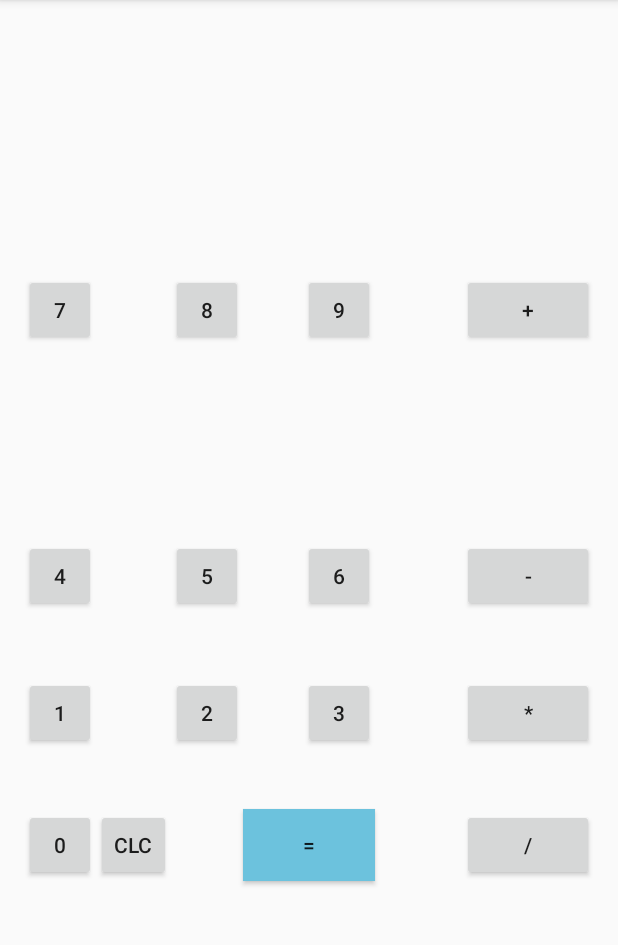
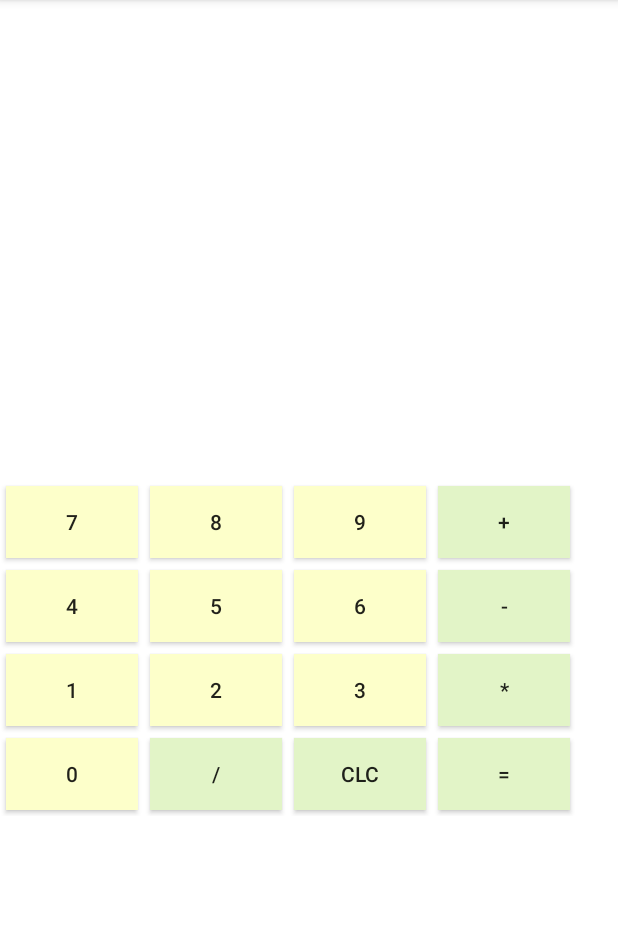
Before and after one commit to matthewddiaz/Android, an Android app: the screen it shows after launch (MainActivity), on a phone screen of 412 x 824 dp, the part 84-1029 px from its top. Run offline under Robolectric (Android 15) with nearby library versions, the phone set to English and light mode, and no system bars.

Commit message:
Add GridLayout for better symmetry and uniformity of the buttons.

```diff
--- a/Calculator1/app/src/main/java/com/matthewddiaz/calculator1/MainActivity.java
+++ b/Calculator1/app/src/main/java/com/matthewddiaz/calculator1/MainActivity.java
@@ -192,6 +192,7 @@ public class MainActivity extends ActionBarActivity {
           return;
         }
         mScreen.append(String.valueOf(equals_sign + " " +  answer));
+        left_operand = answer;
     }
 
     public void make_a_toast(CharSequence text){
--- a/Calculator1/app/src/main/res/layout/activity_main.xml
+++ b/Calculator1/app/src/main/res/layout/activity_main.xml
@@ -1,126 +1,56 @@
-<RelativeLayout xmlns:android="http://schemas.android.com/apk/res/android"
-    xmlns:tools="http://schemas.android.com/tools" android:layout_width="match_parent"
-    android:layout_height="match_parent" android:paddingLeft="@dimen/activity_horizontal_margin"
-    android:paddingRight="@dimen/activity_horizontal_margin"
-    android:paddingTop="@dimen/activity_vertical_margin"
-    android:paddingBottom="@dimen/activity_vertical_margin" tools:context=".MainActivity"
-    >
+<LinearLayout xmlns:android="http://schemas.android.com/apk/res/android"
+    xmlns:tools="http://schemas.android.com/tools"
+    android:layout_width="match_parent"
+    android:layout_height="match_parent"
+    android:orientation="vertical"
+    tools:context=".LinearLayout"
+    android:weightSum="1"
+    android:background="#FFFFFF"
+    android:gravity="center|fill_horizontal">
 
     <TextView
         android:id="@+id/screenView"
-        android:layout_width="fill_parent"
+        android:layout_width="match_parent"
         android:layout_height="wrap_content"
         android:textAppearance="?android:attr/textAppearanceLarge"
         android:text="@string/cal_screen"
-        android:layout_marginTop="71dp"
-        android:layout_alignParentTop="true"
-        android:layout_centerHorizontal="true" />
+        android:layout_gravity="center_horizontal"
+        android:layout_weight="0.13" />
+
+    <GridLayout
+        android:layout_width="fill_parent"
+        android:layout_height="wrap_content"
+        android:rowCount="4"
+        android:columnCount="4"
+        android:useDefaultMargins="true"
+        android:layout_gravity="bottom"
+        >
 
         <Button
             android:id="@+id/button_7"
-        style="?android:attr/buttonStyleSmall"
             android:layout_width="wrap_content"
             android:layout_height="wrap_content"
             android:text="@string/b7"
-        android:layout_marginTop="66dp"
-        android:layout_below="@+id/screenView"
-        android:layout_alignParentStart="true"
+            android:background="#FDFFCA"
             android:onClick="b7_action"
             />
 
         <Button
             android:id="@+id/button_8"
-        style="?android:attr/buttonStyleSmall"
             android:layout_width="wrap_content"
             android:layout_height="wrap_content"
             android:text="@string/b8"
+            android:background="#FDFFCA"
             android:onClick="b8_action"
-        android:layout_alignTop="@+id/button_7"
-        android:layout_alignStart="@+id/button_5" />
+            />
 
         <Button
             android:id="@+id/button_9"
-        style="?android:attr/buttonStyleSmall"
             android:layout_width="wrap_content"
             android:layout_height="wrap_content"
             android:text="@string/b9"
+            android:background="#FDFFCA"
             android:onClick="b9_action"
-        android:layout_alignTop="@+id/button_8"
-        android:layout_alignStart="@+id/button_3" />
-
-    <Button
-        android:id="@+id/button_4"
-        style="?android:attr/buttonStyleSmall"
-        android:layout_width="wrap_content"
-        android:layout_height="wrap_content"
-        android:text="@string/b4"
-        android:layout_centerVertical="true"
-        android:layout_alignParentStart="true"
-        android:onClick="b4_action"
-        />
-
-    <Button
-        android:id="@+id/button_5"
-        style="?android:attr/buttonStyleSmall"
-        android:layout_width="wrap_content"
-        android:layout_height="wrap_content"
-        android:text="@string/b5"
-        android:onClick="b5_action"
-        android:layout_alignTop="@+id/button_4"
-        android:layout_alignStart="@+id/button_2" />
-
-    <Button
-        android:id="@+id/button_6"
-        style="?android:attr/buttonStyleSmall"
-        android:layout_width="wrap_content"
-        android:layout_height="wrap_content"
-        android:text="@string/b6"
-        android:onClick="b6_action"
-        android:layout_alignTop="@+id/button_5"
-        android:layout_alignStart="@+id/button_9" />
-
-    <Button
-        android:id="@+id/button_1"
-        style="?android:attr/buttonStyleSmall"
-        android:layout_width="wrap_content"
-        android:layout_height="wrap_content"
-        android:text="@string/b1"
-        android:layout_marginTop="43dp"
-        android:layout_below="@+id/button_4"
-        android:layout_alignParentStart="true"
-        android:onClick="b1_action"
-        />
-
-    <Button
-        android:id="@+id/button_2"
-        style="?android:attr/buttonStyleSmall"
-        android:layout_width="wrap_content"
-        android:layout_height="wrap_content"
-        android:text="@string/b2"
-        android:onClick="b2_action"
-        android:layout_alignTop="@+id/button_1"
-        android:layout_toEndOf="@+id/button_clear" />
-
-    <Button
-        android:id="@+id/button_3"
-        style="?android:attr/buttonStyleSmall"
-        android:layout_width="wrap_content"
-        android:layout_height="wrap_content"
-        android:text="@string/b3"
-        android:onClick="b3_action"
-        android:layout_alignTop="@+id/button_2"
-        android:layout_alignEnd="@+id/button_equals" />
-
-    <Button
-        android:id="@+id/button_0"
-        style="?android:attr/buttonStyleSmall"
-        android:layout_width="wrap_content"
-        android:layout_height="wrap_content"
-        android:text="@string/b0"
-        android:layout_below="@+id/button_1"
-        android:layout_alignParentStart="true"
-        android:layout_marginTop="40dp"
-        android:onClick="b0_action"
             />
 
         <Button
@@ -128,9 +58,35 @@
             android:layout_width="wrap_content"
             android:layout_height="wrap_content"
             android:text="@string/b_add"
-        android:layout_alignBottom="@+id/button_9"
-        android:layout_alignParentEnd="true"
+            android:background="#E2F4C7"
             android:onClick="b_add_action"
+            />
+
+        <Button
+            android:id="@+id/button_4"
+            android:layout_width="wrap_content"
+            android:layout_height="wrap_content"
+            android:text="@string/b4"
+            android:background="#FDFFCA"
+            android:onClick="b4_action"
+            />
+
+        <Button
+            android:id="@+id/button_5"
+            android:layout_width="wrap_content"
+            android:layout_height="wrap_content"
+            android:text="@string/b5"
+            android:background="#FDFFCA"
+            android:onClick="b5_action"
+            />
+
+        <Button
+            android:id="@+id/button_6"
+            android:layout_width="wrap_content"
+            android:layout_height="wrap_content"
+            android:text="@string/b6"
+            android:background="#FDFFCA"
+            android:onClick="b6_action"
             />
 
         <Button
@@ -138,9 +94,35 @@
             android:layout_width="wrap_content"
             android:layout_height="wrap_content"
             android:text="@string/b_sub"
-        android:layout_above="@+id/button_1"
-        android:layout_alignParentEnd="true"
+            android:background="#E2F4C7"
             android:onClick="b_sub_action"
+            />
+
+        <Button
+            android:id="@+id/button_1"
+            android:layout_width="wrap_content"
+            android:layout_height="wrap_content"
+            android:text="@string/b1"
+            android:background="#FDFFCA"
+            android:onClick="b1_action"
+            />
+
+        <Button
+            android:id="@+id/button_2"
+            android:layout_width="wrap_content"
+            android:layout_height="wrap_content"
+            android:text="@string/b2"
+            android:background="#FDFFCA"
+            android:onClick="b2_action"
+            />
+
+        <Button
+            android:id="@+id/button_3"
+            android:layout_width="wrap_content"
+            android:layout_height="wrap_content"
+            android:text="@string/b3"
+            android:background="#FDFFCA"
+            android:onClick="b3_action"
             />
 
         <Button
@@ -148,9 +130,17 @@
             android:layout_width="wrap_content"
             android:layout_height="wrap_content"
             android:text="@string/b_mult"
-        android:layout_alignTop="@+id/button_3"
-        android:layout_alignParentEnd="true"
+            android:background="#E2F4C7"
             android:onClick="b_mult_action"
+            />
+
+        <Button
+            android:id="@+id/button_0"
+            android:layout_width="wrap_content"
+            android:layout_height="wrap_content"
+            android:text="@string/b0"
+            android:background="#FDFFCA"
+            android:onClick="b0_action"
             />
 
         <Button
@@ -158,9 +148,17 @@
             android:layout_width="wrap_content"
             android:layout_height="wrap_content"
             android:text="@string/b_div"
-        android:layout_alignTop="@+id/button_0"
-        android:layout_alignStart="@+id/button_multiply"
+            android:background="#E2F4C7"
             android:onClick="b_div_action"
+            />
+
+        <Button
+            android:id="@+id/button_clear"
+            android:layout_width="wrap_content"
+            android:layout_height="wrap_content"
+            android:text="@string/b_clc"
+            android:background="#E2F4C7"
+            android:onClick="b_clear_action"
             />
 
         <Button
@@ -168,21 +166,10 @@
             android:layout_width="wrap_content"
             android:layout_height="wrap_content"
             android:text="@string/b_equals"
+            android:background="#E2F4C7"
             android:onClick="b_equals_action"
-        android:background="#ff6cc2dd"
-        android:layout_alignTop="@+id/button_clear"
-        android:layout_centerHorizontal="true" />
-
-    <Button
-        android:id="@+id/button_clear"
-        android:layout_width="wrap_content"
-        style="?android:attr/buttonStyleSmall"
-        android:layout_height="wrap_content"
-        android:text="@string/b_clc"
-        android:layout_alignTop="@+id/button_0"
-        android:layout_toEndOf="@+id/button_0"
-        android:onClick="b_clear_action"
             />
 
+    </GridLayout>
 
-</RelativeLayout>
+</LinearLayout>
```
Also changed, not shown: 2 other files. Lines whose indentation alone changed are shown as unchanged.
